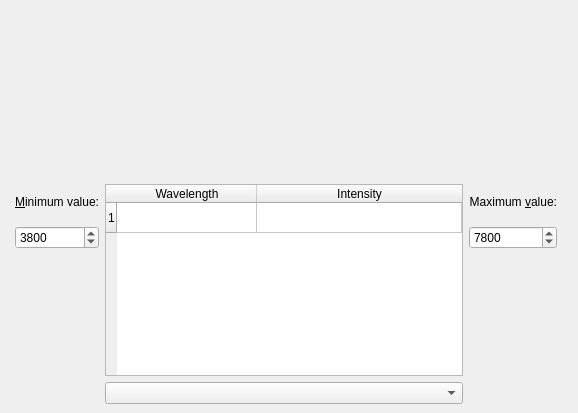
KDE/kalzium, file src/spectrumview.ui: the form before one commit.
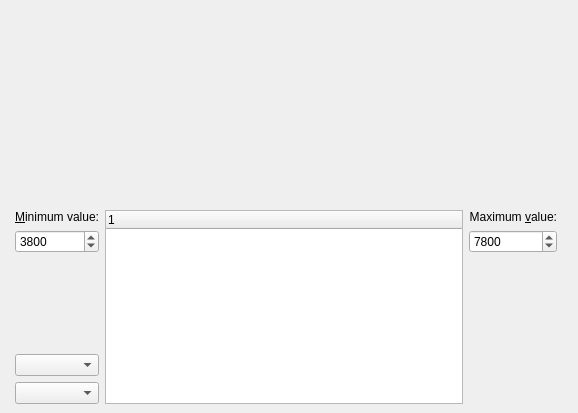
The form after the commit. Custom widgets are drawn as their Qt base class.

Commit message: replacing the qtablewidget with qtreeviewwidget. basic implementation.

Patch:
```diff
--- a/src/spectrumview.ui
+++ b/src/spectrumview.ui
@@ -47,46 +47,6 @@
    </item>
    <item row="2" column="1">
     <layout class="QGridLayout" name="detailGridLayout">
-     <item row="6" column="1">
-      <widget class="KalziumUnitCombobox" name="m_lengthUnit"/>
-     </item>
-     <item row="1" column="1" rowspan="5">
-      <widget class="QTableWidget" name="peakListTable">
-       <property name="selectionMode">
-        <enum>QAbstractItemView::SingleSelection</enum>
-       </property>
-       <property name="selectionBehavior">
-        <enum>QAbstractItemView::SelectRows</enum>
-       </property>
-       <property name="sortingEnabled">
-        <bool>true</bool>
-       </property>
-       <attribute name="horizontalHeaderDefaultSectionSize">
-        <number>140</number>
-       </attribute>
-       <attribute name="horizontalHeaderShowSortIndicator" stdset="0">
-        <bool>true</bool>
-       </attribute>
-       <attribute name="horizontalHeaderStretchLastSection">
-        <bool>true</bool>
-       </attribute>
-       <row>
-        <property name="text">
-         <string>1</string>
-        </property>
-       </row>
-       <column>
-        <property name="text">
-         <string>Wavelength</string>
-        </property>
-       </column>
-       <column>
-        <property name="text">
-         <string>Intensity</string>
-        </property>
-       </column>
-      </widget>
-     </item>
      <item row="2" column="2">
       <widget class="QSpinBox" name="maximumValue">
        <property name="toolTip">
@@ -157,6 +117,34 @@
        </property>
       </widget>
      </item>
+     <item row="4" column="0">
+      <spacer name="verticalSpacer">
+       <property name="orientation">
+        <enum>Qt::Vertical</enum>
+       </property>
+       <property name="sizeHint" stdset="0">
+        <size>
+         <width>20</width>
+         <height>40</height>
+        </size>
+       </property>
+      </spacer>
+     </item>
+     <item row="5" column="0">
+      <widget class="KalziumUnitCombobox" name="m_lengthUnit"/>
+     </item>
+     <item row="6" column="0">
+      <widget class="QComboBox" name="m_spectrumType"/>
+     </item>
+     <item row="1" column="1" rowspan="6">
+      <widget class="QTreeWidget" name="peakListTable">
+       <column>
+        <property name="text">
+         <string notr="true">1</string>
+        </property>
+       </column>
+      </widget>
+     </item>
     </layout>
    </item>
   </layout>
```
The commit also changes 1 other file.
